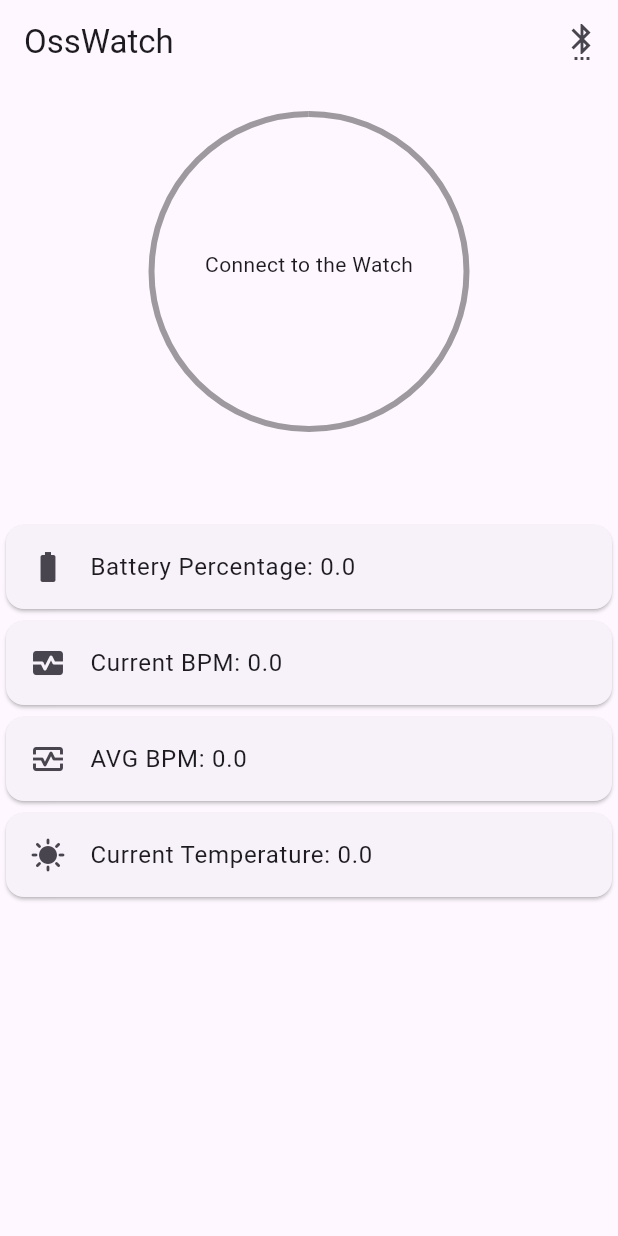
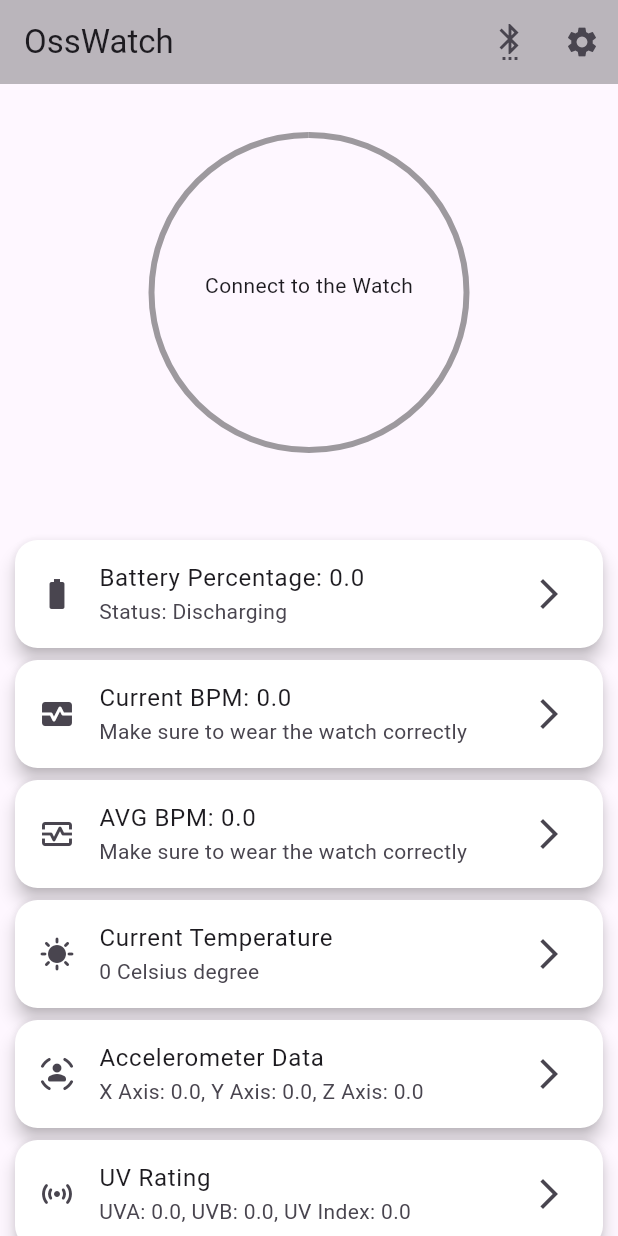
Before and after one commit to iSpammer/esp32_smartwatch_app_manager, a Flutter app: the screen it shows after launch, on a phone screen of 412 x 824 dp. Run offline on Flutter 3.47's test engine with Material 2 defaults, Android fonts, the phone set to English and light mode, and no system bars; our stand-ins replace cloud_firestore, device_info_plus, firebase_core, flutter_bluetooth_serial, syncfusion_flutter_charts; accounts and stored records are empty.

Commit message:
4th komit

```diff
--- a/lib/bluetooth_devices.dart
+++ b/lib/bluetooth_devices.dart
@@ -1,6 +1,8 @@
 import 'package:flutter/material.dart';
 import 'package:flutter_bluetooth_serial/flutter_bluetooth_serial.dart';
 
+
+//connecting to the watch
 class BluetoothDevices extends StatelessWidget {
   const BluetoothDevices({super.key});
 
--- /dev/null
+++ b/lib/helpers/twatch_data.dart
@@ -0,0 +1,104 @@
+class TWatchData {
+  double? _avgHR = 0;
+  double? _currHR = 0;
+  int? _temp = 0;
+  double? _uva = 0;
+  double? _uvb = 0;
+  double? _uvindx = 0;
+  double? _xacc = 0;
+  double? _yacc = 0;
+  double? _zacc = 0;
+  DateTime? _timestamp;
+
+  TWatchData(
+      {double? avgHR,
+        double? currHR,
+        int? temp,
+        double? uva,
+        double? uvb,
+        double? uvindx,
+        double? xacc,
+        double? yacc,
+        double? zacc,
+        DateTime? timestamp}) {
+    if (avgHR != null) {
+      this._avgHR = avgHR;
+    }
+    if (currHR != null) {
+      this._currHR = currHR;
+    }
+    if (temp != null) {
+      this._temp = temp;
+    }
+    if (uva != null) {
+      this._uva = uva;
+    }
+    if (uvb != null) {
+      this._uvb = uvb;
+    }
+    if (uvindx != null) {
+      this._uvindx = uvindx;
+    }
+    if (xacc != null) {
+      this._xacc = xacc;
+    }
+    if (yacc != null) {
+      this._yacc = yacc;
+    }
+    if (zacc != null) {
+      this._zacc = zacc;
+    }
+    if (timestamp != null) {
+      this._timestamp = timestamp;
+    }
+  }
+
+  double? get avgHR => _avgHR;
+  set avgHR(double? avgHR) => _avgHR = avgHR;
+  double? get currHR => _currHR;
+  set currHR(double? currHR) => _currHR = currHR;
+  int? get temp => _temp;
+  set temp(int? temp) => _temp = temp;
+  double? get uva => _uva;
+  set uva(double? uva) => _uva = uva;
+  double? get uvb => _uvb;
+  set uvb(double? uvb) => _uvb = uvb;
+  double? get uvindx => _uvindx;
+  set uvindx(double? uvindx) => _uvindx = uvindx;
+  double? get xacc => _xacc;
+  set xacc(double? xacc) => _xacc = xacc;
+  double? get yacc => _yacc;
+  set yacc(double? yacc) => _yacc = yacc;
+  double? get zacc => _zacc;
+  set zacc(double? zacc) => _zacc = zacc;
+  DateTime? get timestamp => _timestamp;
+  set timestamp(DateTime? timestamp) => _timestamp = timestamp;
+
+  TWatchData.fromJson(Map<String, dynamic> json) {
+    _avgHR = json['avgHR'];
+    _currHR = json['currHR'];
+    _temp = json['temp'];
+    _uva = json['uva'];
+    _uvb = json['uvb'];
+    _uvindx = json['uvindx'];
+    _xacc = json['xacc'];
+    _yacc = json['yacc'];
+    _zacc = json['zacc'];
+    _timestamp = DateTime.parse(json['timeStamp']);
+  }
+
+  Map<String, dynamic> toJson() {
+    final Map<String, dynamic> data = new Map<String, dynamic>();
+    data['avgHR'] = this._avgHR;
+    data['currHR'] = this._currHR;
+    data['temp'] = this._temp;
+    data['uva'] = this._uva;
+    data['uvb'] = this._uvb;
+    data['uvindx'] = this._uvindx;
+    data['xacc'] = this._xacc;
+    data['yacc'] = this._yacc;
+    data['zacc'] = this._zacc;
+    data['timestamp'] = this._timestamp.toString();
+    return data;
+  }
+}
--- a/lib/main.dart
+++ b/lib/main.dart
@@ -1,8 +1,10 @@
 import 'package:flutter/material.dart';
-
+import 'package:firebase_core/firebase_core.dart';
 import 'my_home_page.dart';
 
-void main() {
+void main() async {
+  WidgetsFlutterBinding.ensureInitialized();
+  await Firebase.initializeApp();
   runApp(const MyApp());
 }
 
@@ -12,7 +14,7 @@ class MyApp extends StatelessWidget {
   @override
   Widget build(BuildContext context) {
     return MaterialApp(
-      title: 'OssWatch',
+      title: 'Watch',
       theme: ThemeData(
         primarySwatch: Colors.green,
         useMaterial3: true,
--- a/lib/my_home_page.dart
+++ b/lib/my_home_page.dart
@@ -1,9 +1,20 @@
 
+import 'package:flutter/cupertino.dart';
 import 'package:flutter/material.dart';
 import 'package:flutter/services.dart';
 import 'package:flutter_bluetooth_serial/flutter_bluetooth_serial.dart';
 import 'package:test_esp32/bluetooth_devices.dart';
+import 'package:test_esp32/heart_chart.dart';
+import 'package:test_esp32/helpers/twatch_data.dart';
 import 'package:test_esp32/percent_indicator.dart';
+import 'package:cloud_firestore/cloud_firestore.dart';
+import 'package:device_info_plus/device_info_plus.dart';
+import 'dart:io';
+
+import 'package:test_esp32/settings_page.dart';
+
+import 'helpers/uuid.dart';
+
 
 enum BluetoothConnectionState {
   disconnected,
@@ -25,12 +36,25 @@ class _MyHomePageState extends State<MyHomePage> {
   BluetoothConnectionState _btStatus = BluetoothConnectionState.disconnected;
   BluetoothConnection? connection;
   String _messageBuffer = '';
-  double? percentValue;
-  double? avgvalue = 0;
-  double? currvalue = 0;
-  double? temp = 0;
   double? batSOC = 0;
+  double? isCharging = 0;
+  TWatchData? twatch = TWatchData();
 
+
+  CollectionReference? _reference;
+
+  @override
+  void initState() {
+    initCollection();
+    super.initState();
+  }
+
+  Future<void> initCollection() async {
+    _reference = FirebaseFirestore.instance.collection(await getDeviceIdentifier());
+  }
+
+
+  // read input data from serial bluetooth connection
   void _onDataReceived(Uint8List data) {
     // Allocate buffer for parsed data
     int backspacesCounter = 0;
@@ -55,8 +79,6 @@ class _MyHomePageState extends State<MyHomePage> {
         }
       }
     }
-
-    // Create message if there is new line character
     String dataString = String.fromCharCodes(buffer);
     int index = buffer.indexOf(13);
     var message = '';
@@ -73,37 +95,53 @@ class _MyHomePageState extends State<MyHomePage> {
           : _messageBuffer + dataString);
     }
 
-    // calculate percentage from message
-    // analog 10 bit
+    // saves the data into variables
     if (message.isEmpty) return; // to avoid fomrmat exception
     var dateList = message.split(" ");
-    double? analogMessage = double.tryParse(dateList[0].trim());
-    double? analogMessage2 = double.tryParse(dateList[1].trim());
-    double? analogMessage3 = double.tryParse(dateList[2].trim());
-    double? analogMessage4 = double.tryParse(dateList[3].trim());
+    double? anabeatAVG = double.tryParse(dateList[0].trim());
+    double? anaBeatsPerMins = double.tryParse(dateList[1].trim());
+    double? anaBeatSOC = double.tryParse(dateList[2].trim());
+    int? anaTemp = int.tryParse(dateList[3].trim());
+    double? anaIsCharging = double.tryParse(dateList[4].trim());
+    double? anaxAcc = double.tryParse(dateList[5].trim());
+    double? anayAcc = double.tryParse(dateList[6].trim());
+    double? anazAcc = double.tryParse(dateList[7].trim());
+    double? anaUVA = double.tryParse(dateList[8].trim());
+    double? anaUVB = double.tryParse(dateList[9].trim());
+    double? anaUVIndx = double.tryParse(dateList[10].trim());
+    DateTime now = DateTime.now();
+
+
+
+    // update the screen with the new data
     setState(() {
-      var percent = (analogMessage ?? 0) / 220;
-      percentValue = percent; // inverse percent
-      avgvalue = analogMessage;
-      currvalue = analogMessage2;
-      batSOC = analogMessage3;
-      temp = analogMessage4;
+      batSOC = anaBeatSOC;
+
+      isCharging =anaIsCharging;
+      twatch = TWatchData( avgHR: anabeatAVG, currHR: anaBeatsPerMins, temp: anaTemp, uva: anaUVA, uvb: anaUVB, uvindx: anaUVIndx, timestamp: now, xacc: anaxAcc, yacc: anayAcc, zacc: anazAcc);
+
+
     });
-
-    print("new msg $dateList perc ${percentValue!}");
+    if(twatch!.currHR != 0 && twatch!.avgHR!= 0) {
+      _reference!.add({"avgHR": anabeatAVG , "currHR": anaBeatsPerMins, "temp": twatch!.temp, "xacc": twatch!.xacc, "yacc": twatch!.yacc, "zacc": twatch!.zacc, "uva": twatch!.uva, "uvb": twatch!.uvb, "uvindx": twatch!.uvindx, "timeStamp": twatch!.timestamp.toString()});
+    }
+    // print("new msg $dateList}");
   }
 
   @override
   Widget build(BuildContext context) {
     return Scaffold(
+      extendBodyBehindAppBar: true,
       appBar: AppBar(
+        backgroundColor: Color(0x44000000),
+        elevation: 0,
         title: Text(widget.title),
         actions: [
           IconButton(
             icon: const Icon(Icons.settings_bluetooth),
             onPressed: () async {
               BluetoothDevice? device = await Navigator.of(context).push(
-                  MaterialPageRoute(builder: (_) => const BluetoothDevices()));
+                  CupertinoPageRoute(builder: (_) => const BluetoothDevices()));
 
               if (device == null) return;
 
@@ -127,20 +165,28 @@ class _MyHomePageState extends State<MyHomePage> {
               }).catchError((error) {
                 print('Cannot connect, exception occured');
                 print(error);
-
                 setState(() {
                   _btStatus = BluetoothConnectionState.error;
                 });
               });
             },
           ),
+          IconButton(
+            icon: const Icon(Icons.settings),
+            onPressed: ()  {
+              Navigator.of(context).push(
+                  CupertinoPageRoute(builder: (_) => const SettingsPage()));
+            },
+          ),
         ],
       ),
       body: SizedBox(
         width: double.infinity,
+        child: SingleChildScrollView(
+          physics: const ScrollPhysics(),
           child: Column(
             children: [
-            const SizedBox(height: 20,),
+              const SizedBox(height: 90,),
               Builder(
                 builder: (context) {
                   switch (_btStatus) {
@@ -151,22 +197,55 @@ class _MyHomePageState extends State<MyHomePage> {
                     case BluetoothConnectionState.connected:
                       return PercentIndicator.connected(
                         percent: batSOC!/100 ,
-                      avgValue: avgvalue!.toString(),
+                        avgValue: twatch!.avgHR.toString(),
                       );
                     case BluetoothConnectionState.error:
                       return const PercentIndicator.error();
                   }
                 },
               ),
-            const SizedBox(height: 50),
-            Card(child: ListTile(leading: Icon(Icons.battery_std) ,title: Text("Battery Percentage: ${batSOC!}"),),),
-            Card(child: ListTile(leading: Icon(Icons.monitor_heart) ,title: Text("Current BPM: ${currvalue!}"),),),
-            Card(child: ListTile(leading: Icon(Icons.monitor_heart_outlined) ,title: Text("AVG BPM: ${avgvalue!}"),),),
-            Card(child: ListTile(leading: Icon(Icons.sunny) ,title: Text("Current Temperature: ${temp!}"),),),
+              Container(
+                constraints: const BoxConstraints(maxWidth: 400),
+
+                child: ListView(
+                  physics: NeverScrollableScrollPhysics(),
+                  shrinkWrap: true,
+                  children: [
+
+                    BuildCard(icon: Icons.battery_std, text: "Battery Percentage: ${batSOC!}", sub: isCharging! == 0 ? "Status: Discharging" : "Status: Charging", onPress: (){print("MEAW");}),
+                    BuildCard(icon : Icons.monitor_heart, text: "Current BPM: ${twatch!.currHR!}", sub: twatch!.currHR == 0 ? "Make sure to wear the watch correctly" :"Beats Per Minutes", onPress: ()=>
+                      Navigator.of(context).push(
+                          CupertinoPageRoute(builder: (_) =>  HeartChart()))
+                    ),
+                    BuildCard(icon: Icons.monitor_heart_outlined, text: "AVG BPM: ${twatch!.avgHR!}", sub: twatch!.currHR == 0 ? "Make sure to wear the watch correctly" : "Average in 10 minutes", onPress: (){print("MEAW");}),
+                    BuildCard(icon: Icons.sunny, text: "Current Temperature", sub: "${twatch!.temp!} Celsius degree", onPress: (){print("MEAW");}),
+                    BuildCard(icon: Icons.sensor_occupied_rounded, text: "Accelerometer Data", sub: "X Axis: ${twatch!.xacc!}, Y Axis: ${twatch!.yacc!}, Z Axis: ${twatch!.zacc!}", onPress: (){print("MEAW");}),
+                    BuildCard( icon: Icons.sensors_rounded, text: "UV Rating",sub: "UVA: ${twatch!.uva!}, UVB: ${twatch!.uvb!}, UV Index: ${twatch!.uvindx!}", onPress: (){print("MEAW");}),
+                  ],
+                ),
+              ),
+              const SizedBox(height: 20,)
 
             ],
           ),
         ),
+      ),
     );
   }
+
+
 }
+
+class BuildCard extends StatelessWidget {
+  final Function onPress;
+  final IconData icon;
+  final String text;
+  final String sub;
+  const BuildCard({Key? key, required this.onPress, required this.icon, required this.text, required this.sub}) : super(key: key);
+
+  @override
+  Widget build(BuildContext context) {
+    return Card(shape: RoundedRectangleBorder(borderRadius: BorderRadius.circular(15)), elevation: 5, color: Colors.white, child: ListTile(leading:  Icon(icon) ,title: Text(text),subtitle:  Text(sub), trailing: Icon(Icons.arrow_forward_ios_sharp),
+    onTap: ()=> onPress.call()));
+  }
+}
--- a/lib/percent_indicator.dart
+++ b/lib/percent_indicator.dart
@@ -58,12 +58,13 @@ class PercentIndicator extends StatelessWidget {
                 ),
                 Row(
                     mainAxisAlignment: MainAxisAlignment.center,
-                    children:[ SizedBox(
+                    children:[
+                      SizedBox(
                       height: 210,
                       width: 210,
                       child: CircularProgressIndicator(
                         value: percent,
-                        color: (percent!*100) < 20 ? Colors.red : (percent!*100) <35 && (percent!*100) > 20 ? Colors.orange : color,
+                        color: percent!= null ? (percent!*100) < 20 ? Colors.red : (percent!*100) <35 && (percent!*100) > 20 ? Colors.orange : color : Colors.black,
                       ),
                     ),
 
@@ -82,11 +83,6 @@ class PercentIndicator extends StatelessWidget {
             //   ),
             // ),
 
-
-        SizedBox(
-          height: 10,
-        ),
-
       ],
     );
   }
--- a/pubspec.yaml
+++ b/pubspec.yaml
@@ -37,6 +37,10 @@ dependencies:
   cupertino_icons: ^1.0.2
   flutter_bluetooth_serial:
   flutter_launcher_icons:
+  firebase_core:
+  cloud_firestore:
+  device_info_plus:
+  syncfusion_flutter_charts:
 
 flutter_icons:
   android: "launcher_icon"
```
Also changed, not shown: lib/heart_chart.dart (added, +106 -0 lines), lib/helpers/uuid.dart (added, +18 -0 lines), lib/settings_page.dart (added, +123 -0 lines), lib/widgets/listile.dart (added, +23 -0 lines), lib/widgets/single_section.dart (added, +38 -0 lines), pubspec.lock, 4 other files. Lines whose indentation alone changed are shown as unchanged.
